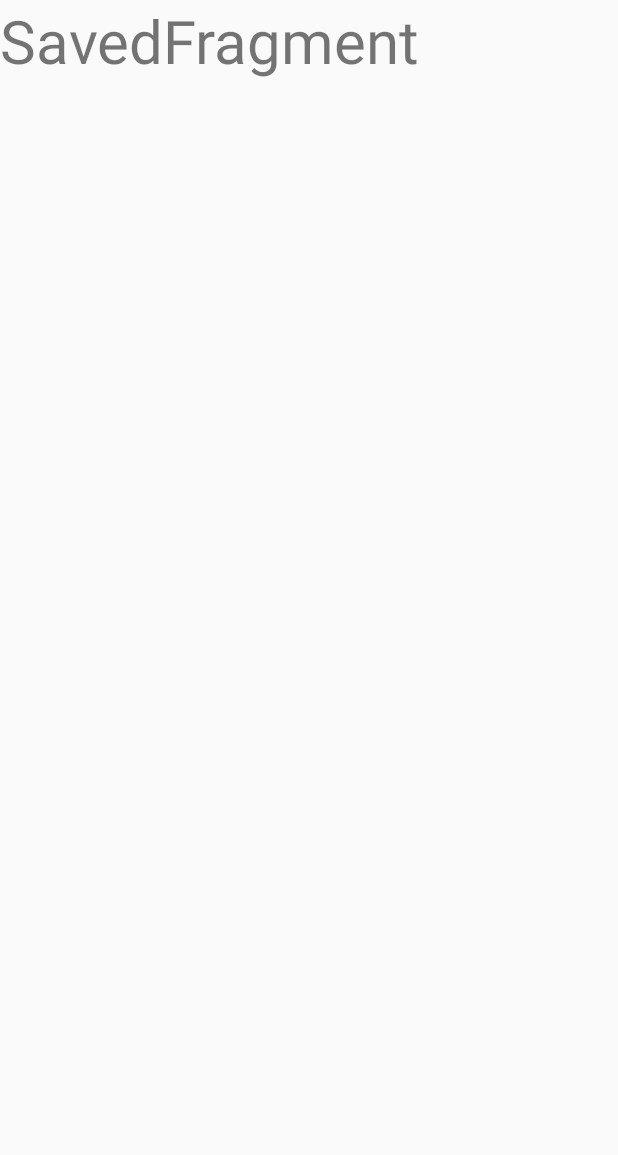
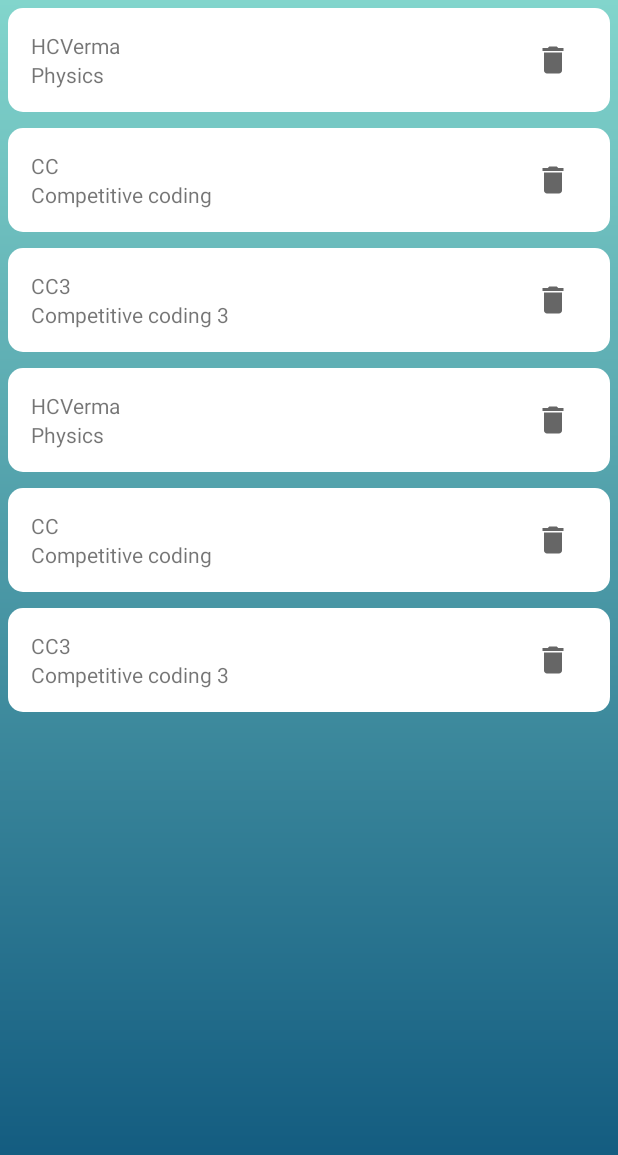
Before and after one commit to devNitw/libNitwStudent, an Android app: the fragment OfflineFragment shown on its own in the app's theme, on a phone screen of 412 x 824 dp. Shown: the top 1155 px of the screen. Run offline under Robolectric (Android 15) with nearby library versions, the phone set to English and light mode, and no system bars.

Commit message:
Ui updates

```diff
--- /dev/null
+++ b/app/src/main/java/com/example/librarynitwstudent/Adapters/Main/OfflineRecyclerAdapter.java
@@ -0,0 +1,82 @@
+package com.example.librarynitwstudent.Adapters.Main;
+
+import android.content.Context;
+import android.view.LayoutInflater;
+import android.view.View;
+import android.view.ViewGroup;
+import android.widget.ImageButton;
+import android.widget.RelativeLayout;
+import android.widget.TextView;
+import android.widget.Toast;
+
+import androidx.annotation.NonNull;
+import androidx.recyclerview.widget.RecyclerView;
+
+import com.example.librarynitwstudent.R;
+import com.example.librarynitwstudent.models.Downloads;
+
+import java.util.List;
+
+public class OfflineRecyclerAdapter extends RecyclerView.Adapter<RecyclerView.ViewHolder> {
+
+    private final LayoutInflater inflater;
+    private Context context;
+    private List<Downloads> downloads;
+
+    public OfflineRecyclerAdapter(Context context, List<Downloads> downloads) {
+        inflater=LayoutInflater.from(context);
+        this.context = context;
+        this.downloads = downloads;
+    }
+
+
+    @NonNull
+    @Override
+    public RecyclerView.ViewHolder onCreateViewHolder(@NonNull ViewGroup parent, int viewType) {
+        View view= LayoutInflater.from(parent.getContext()).inflate(R.layout.downloaded_cards,parent,false);
+        ViewHolder vh=new ViewHolder(view);
+        return vh;
+    }
+
+    @Override
+    public void onBindViewHolder(@NonNull RecyclerView.ViewHolder holder, final int position) {
+
+        ((ViewHolder)holder).downloadName.setText(downloads.get(position).getName());
+        ((ViewHolder)holder).downloadDetails.setText(downloads.get(position).getDetails());
+        ((ViewHolder)holder).view.setOnClickListener(new View.OnClickListener() {
+            @Override
+            public void onClick(View v) {
+                Toast.makeText(context,"Downloads clicked",Toast.LENGTH_SHORT).show();
+            }
+        });
+        ((ViewHolder)holder).delete.setOnClickListener(new View.OnClickListener() {
+            @Override
+            public void onClick(View v) {
+                Toast.makeText(context,"deleted",Toast.LENGTH_SHORT).show();
+                downloads.remove(position);
+                notifyDataSetChanged();
+            }
+        });
+    }
+
+
+    @Override
+    public int getItemCount() {
+        return downloads.size();
+    }
+
+    public class ViewHolder extends RecyclerView.ViewHolder{
+        private TextView downloadName;
+        private TextView downloadDetails;
+        private ImageButton delete;
+        private RelativeLayout view;
+
+        public ViewHolder(@NonNull View itemView) {
+            super(itemView);
+            view=itemView.findViewById(R.id.DownloadView);
+            downloadName=itemView.findViewById(R.id.DownloadName);
+            downloadDetails=itemView.findViewById(R.id.DownloadDescription);
+            delete=itemView.findViewById(R.id.DownloadDelete);
+        }
+    }
+}
--- a/app/src/main/java/com/example/librarynitwstudent/Ui/MainActivity/LibraryFragment.java
+++ b/app/src/main/java/com/example/librarynitwstudent/Ui/MainActivity/LibraryFragment.java
@@ -60,10 +60,6 @@ public class LibraryFragment extends Fragment {
             }
         });
         initRecyclerView();
-
-
-
-
         return view;
     }
     private void initRecyclerView(){
--- a/app/src/main/java/com/example/librarynitwstudent/Ui/MainActivity/OfflineFragment.java
+++ b/app/src/main/java/com/example/librarynitwstudent/Ui/MainActivity/OfflineFragment.java
@@ -8,14 +8,50 @@ import android.view.ViewGroup;
 import androidx.annotation.NonNull;
 import androidx.annotation.Nullable;
 import androidx.fragment.app.Fragment;
+import androidx.lifecycle.Observer;
+import androidx.lifecycle.ViewModel;
+import androidx.lifecycle.ViewModelProviders;
+import androidx.recyclerview.widget.LinearLayoutManager;
+import androidx.recyclerview.widget.RecyclerView;
 
+import com.example.librarynitwstudent.Adapters.Main.HomeRecyclerAdapter;
+import com.example.librarynitwstudent.Adapters.Main.OfflineRecyclerAdapter;
 import com.example.librarynitwstudent.R;
+import com.example.librarynitwstudent.models.Downloads;
+import com.example.librarynitwstudent.repository.DownloadRepository;
+import com.example.librarynitwstudent.viewModels.DownloadFragmentViewModel;
+
+import java.util.List;
 
 public class OfflineFragment extends Fragment {
+
+    private RecyclerView recyclerView;
+    private DownloadFragmentViewModel viewModel;
+    private OfflineRecyclerAdapter recyclerAdapter;
+
+
     @Nullable
     @Override
     public View onCreateView(@NonNull LayoutInflater inflater, @Nullable ViewGroup container, @Nullable Bundle savedInstanceState) {
         View view =inflater.inflate(R.layout.fragment_offline,container,false);
+
+        viewModel= ViewModelProviders.of(this).get(DownloadFragmentViewModel.class);
+        viewModel.init();
+        recyclerView=view.findViewById(R.id.offline_recycler_view);
+        viewModel.getAllDownloads().observe(this, new Observer<List<Downloads>>() {
+            @Override
+            public void onChanged(List<Downloads> downloads) {
+                recyclerAdapter.notifyDataSetChanged();
+            }
+        });
+        initRecyclerView();
+
         return view;
     }
+    private void initRecyclerView(){
+        recyclerAdapter=new OfflineRecyclerAdapter(getContext(),viewModel.getAllDownloads().getValue());
+        RecyclerView.LayoutManager layoutManager= new LinearLayoutManager(getContext());
+        recyclerView.setLayoutManager(layoutManager);
+        recyclerView.setAdapter(recyclerAdapter);
+    }
 }
--- /dev/null
+++ b/app/src/main/java/com/example/librarynitwstudent/models/Downloads.java
@@ -0,0 +1,37 @@
+package com.example.librarynitwstudent.models;
+
+public class Downloads {
+    private String name;
+    private String details;
+    private String pdfLocation;
+
+    public Downloads(String name, String details, String pdfLocation) {
+        this.name = name;
+        this.details = details;
+        this.pdfLocation = pdfLocation;
+    }
+
+    public String getName() {
+        return name;
+    }
+
+    public void setName(String name) {
+        this.name = name;
+    }
+
+    public String getDetails() {
+        return details;
+    }
+
+    public void setDetails(String details) {
+        this.details = details;
+    }
+
+    public String getPdfLocation() {
+        return pdfLocation;
+    }
+
+    public void setPdfLocation(String pdfLocation) {
+        this.pdfLocation = pdfLocation;
+    }
+}
--- /dev/null
+++ b/app/src/main/java/com/example/librarynitwstudent/repository/DownloadRepository.java
@@ -0,0 +1,36 @@
+package com.example.librarynitwstudent.repository;
+
+import androidx.lifecycle.MutableLiveData;
+
+import com.example.librarynitwstudent.models.Downloads;
+
+import java.util.ArrayList;
+import java.util.List;
+
+public class DownloadRepository {
+
+    private static DownloadRepository instance;
+    private ArrayList<Downloads> dataSet=new ArrayList<>();
+
+    public static DownloadRepository getInstance() {
+        if(instance==null)
+            instance=new DownloadRepository();
+        return instance;
+    }
+
+    public MutableLiveData<List<Downloads>> getDownloads() {
+        setDownloads();
+        MutableLiveData<List<Downloads>> data =new MutableLiveData<>();
+        data.setValue(dataSet);
+        return data;
+    }
+    private void setDownloads(){
+        dataSet.add(new Downloads("HCVerma","Physics","cc.pdf"));
+        dataSet.add(new Downloads("CC","Competitive coding","cc.pdf"));
+        dataSet.add(new Downloads("CC3","Competitive coding 3","cc.pdf"));
+        dataSet.add(new Downloads("HCVerma","Physics","cc.pdf"));
+        dataSet.add(new Downloads("CC","Competitive coding","cc.pdf"));
+        dataSet.add(new Downloads("CC3","Competitive coding 3","cc.pdf"));
+    }
+
+}
--- /dev/null
+++ b/app/src/main/java/com/example/librarynitwstudent/viewModels/DownloadFragmentViewModel.java
@@ -0,0 +1,26 @@
+package com.example.librarynitwstudent.viewModels;
+
+import androidx.lifecycle.MutableLiveData;
+import androidx.lifecycle.ViewModel;
+
+import com.example.librarynitwstudent.models.Downloads;
+import com.example.librarynitwstudent.repository.DownloadRepository;
+
+import java.util.List;
+
+public class DownloadFragmentViewModel extends ViewModel {
+    private MutableLiveData<List<Downloads>> allDownloads;
+    private DownloadRepository repository;
+    public void init(){
+        if(allDownloads!=null)
+        {
+            return;
+        }
+        repository=DownloadRepository.getInstance();
+        allDownloads=repository.getDownloads();
+    }
+
+    public MutableLiveData<List<Downloads>> getAllDownloads() {
+        return allDownloads;
+    }
+}
--- /dev/null
+++ b/app/src/main/res/drawable/delete.xml
@@ -0,0 +1,10 @@
+<vector xmlns:android="http://schemas.android.com/apk/res/android"
+    android:width="24dp"
+    android:height="24dp"
+    android:viewportWidth="24"
+    android:viewportHeight="24"
+    android:tint="?attr/colorControlNormal">
+  <path
+      android:fillColor="@android:color/white"
+      android:pathData="M6,19c0,1.1 0.9,2 2,2h8c1.1,0 2,-0.9 2,-2V7H6v12zM19,4h-3.5l-1,-1h-5l-1,1H5v2h14V4z"/>
+</vector>
--- /dev/null
+++ b/app/src/main/res/drawable/gradient.xml
@@ -0,0 +1,8 @@
+<?xml version="1.0" encoding="utf-8"?>
+<shape xmlns:android="http://schemas.android.com/apk/res/android"
+    android:shape="rectangle">
+    <gradient
+        android:startColor="@color/gradient_start"
+        android:endColor="@color/gradient_end"
+        android:angle="-90"/>
+</shape>
--- a/app/src/main/res/layout/card_main.xml
+++ b/app/src/main/res/layout/card_main.xml
@@ -8,7 +8,7 @@
     >
     <androidx.cardview.widget.CardView
         android:layout_width="match_parent"
-        android:layout_height="140dp"
+        android:layout_height="120dp"
         app:cardCornerRadius="8dp"
         >
         <LinearLayout
--- /dev/null
+++ b/app/src/main/res/layout/course_activity.xml
@@ -0,0 +1,6 @@
+<?xml version="1.0" encoding="utf-8"?>
+<androidx.constraintlayout.widget.ConstraintLayout
+    xmlns:android="http://schemas.android.com/apk/res/android" android:layout_width="match_parent"
+    android:layout_height="match_parent">
+
+</androidx.constraintlayout.widget.ConstraintLayout>
--- /dev/null
+++ b/app/src/main/res/layout/downloaded_cards.xml
@@ -0,0 +1,45 @@
+<?xml version="1.0" encoding="utf-8"?>
+<RelativeLayout xmlns:android="http://schemas.android.com/apk/res/android"
+    android:layout_width="match_parent"
+    android:layout_height="wrap_content"
+    android:id="@+id/DownloadView"
+    xmlns:app="http://schemas.android.com/apk/res-auto">
+    <LinearLayout
+        android:layout_width="match_parent"
+        android:layout_height="wrap_content"
+        android:orientation="horizontal"
+        android:background="@drawable/custom_card_view"
+        android:layout_margin="5dp"
+        android:padding="5dp"
+        >
+        <LinearLayout
+            android:padding="10dp"
+            android:layout_weight="5"
+            android:layout_width="0dp"
+            android:layout_height="wrap_content"
+            android:orientation="vertical"
+            >
+        <TextView
+            android:id="@+id/DownloadName"
+            android:text="Name"
+            android:layout_width="match_parent"
+            android:layout_height="match_parent"
+            />
+            <TextView
+                android:id="@+id/DownloadDescription"
+                android:text="Descriptions"
+                android:layout_width="match_parent"
+                android:layout_height="match_parent"
+                />
+        </LinearLayout>
+        <ImageButton
+            android:id="@+id/DownloadDelete"
+            android:src="@drawable/delete"
+            android:layout_weight="1"
+            android:layout_width="0dp"
+            android:layout_height="match_parent"
+            android:background="@null"
+            />
+    </LinearLayout>
+
+</RelativeLayout>
--- a/app/src/main/res/layout/fragment_home.xml
+++ b/app/src/main/res/layout/fragment_home.xml
@@ -2,7 +2,7 @@
 <androidx.constraintlayout.widget.ConstraintLayout
     xmlns:android="http://schemas.android.com/apk/res/android" android:layout_width="match_parent"
     android:layout_height="match_parent"
-    android:background="@color/colorAccent">
+    android:background="@drawable/gradient">
     <androidx.recyclerview.widget.RecyclerView
         android:id="@+id/home_recycler_view"
         android:layout_width="match_parent"
--- a/app/src/main/res/layout/fragment_library.xml
+++ b/app/src/main/res/layout/fragment_library.xml
@@ -3,17 +3,18 @@
     xmlns:app="http://schemas.android.com/apk/res-auto"
     android:layout_width="match_parent"
     android:layout_height="match_parent"
-    android:background="@color/colorAccent"
+    android:background="@color/cool_white"
     android:orientation="vertical">
 
     <androidx.cardview.widget.CardView
         android:layout_width="match_parent"
         android:layout_height="wrap_content"
         android:layout_margin="10dp"
-        android:backgroundTint="#286086"
+        android:backgroundTint="@color/colorAccent"
         app:cardCornerRadius="6dp">
 
         <LinearLayout
+            android:background="@drawable/gradient"
             android:layout_width="match_parent"
             android:layout_height="match_parent"
             android:orientation="vertical"
@@ -45,13 +46,13 @@
         android:layout_width="match_parent"
         android:layout_height="wrap_content"
         android:layout_margin="10dp"
-        android:backgroundTint="#286086"
         app:cardCornerRadius="6dp">
 
         <LinearLayout
             android:layout_width="match_parent"
             android:layout_height="match_parent"
             android:orientation="vertical"
+            android:background="@drawable/gradient"
             android:padding="10dp">
 
             <TextView
--- a/app/src/main/res/layout/fragment_offline.xml
+++ b/app/src/main/res/layout/fragment_offline.xml
@@ -1,12 +1,12 @@
 <?xml version="1.0" encoding="utf-8"?>
 <androidx.constraintlayout.widget.ConstraintLayout
     xmlns:android="http://schemas.android.com/apk/res/android" android:layout_width="match_parent"
-    android:layout_height="match_parent">
-    <TextView
+    android:layout_height="match_parent"
+    android:background="@drawable/gradient">
+    <androidx.recyclerview.widget.RecyclerView
+        android:id="@+id/offline_recycler_view"
         android:layout_width="match_parent"
         android:layout_height="match_parent"
-        android:textSize="40dp"
-        android:text="SavedFragment"
         />
 
 </androidx.constraintlayout.widget.ConstraintLayout>
--- a/app/src/main/res/layout/login_card.xml
+++ b/app/src/main/res/layout/login_card.xml
@@ -5,7 +5,7 @@
         xmlns:app="http://schemas.android.com/apk/res-auto"
         android:layout_width="match_parent"
         android:layout_height="match_parent"
-        android:background="@color/colorAccent"
+        android:background="@drawable/gradient"
         >
 
         <RelativeLayout
--- /dev/null
+++ b/app/src/main/res/layout/pdf_viewer.xml
@@ -0,0 +1,6 @@
+<?xml version="1.0" encoding="utf-8"?>
+<androidx.constraintlayout.widget.ConstraintLayout
+    xmlns:android="http://schemas.android.com/apk/res/android" android:layout_width="match_parent"
+    android:layout_height="match_parent">
+
+</androidx.constraintlayout.widget.ConstraintLayout>
--- a/app/src/main/res/layout/stream_cards.xml
+++ b/app/src/main/res/layout/stream_cards.xml
@@ -9,7 +9,7 @@
     >
     <androidx.cardview.widget.CardView
         android:layout_width="match_parent"
-        android:layout_height="140dp"
+        android:layout_height="100dp"
         app:cardCornerRadius="8dp"
         >
         <LinearLayout
--- a/app/src/main/res/values/colors.xml
+++ b/app/src/main/res/values/colors.xml
@@ -1,6 +1,11 @@
 <?xml version="1.0" encoding="utf-8"?>
 <resources>
-    <color name="colorPrimary">#6200EE</color>
+    <color name="colorPrimary">#2D3483</color>
     <color name="colorPrimaryDark">#3700B3</color>
     <color name="colorAccent">#03DAC5</color>
+    <color name="LibCards">#00A6A6</color>
+    <color name="cool_white">#FCF6F5FF</color>
+    <color name="cool_blue">#89ABE3FF</color>
+    <color name="gradient_start">#82D5CC</color>
+    <color name="gradient_end">#0C547B</color>
 </resources>
```
Also changed, not shown: 72 other files.
